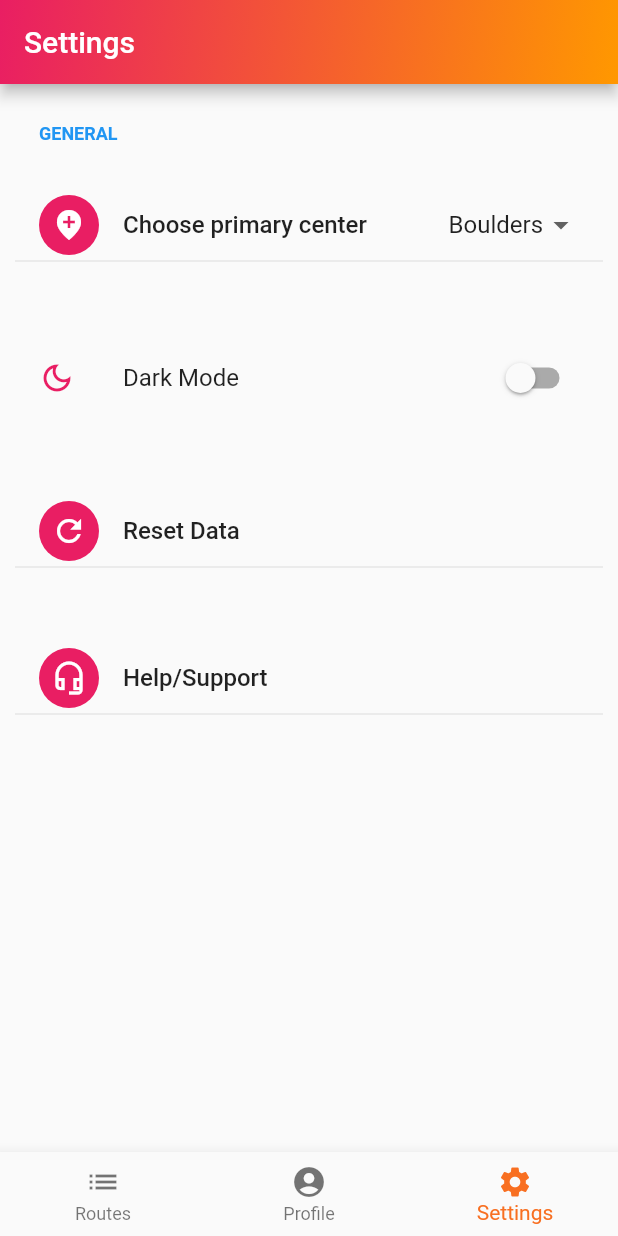
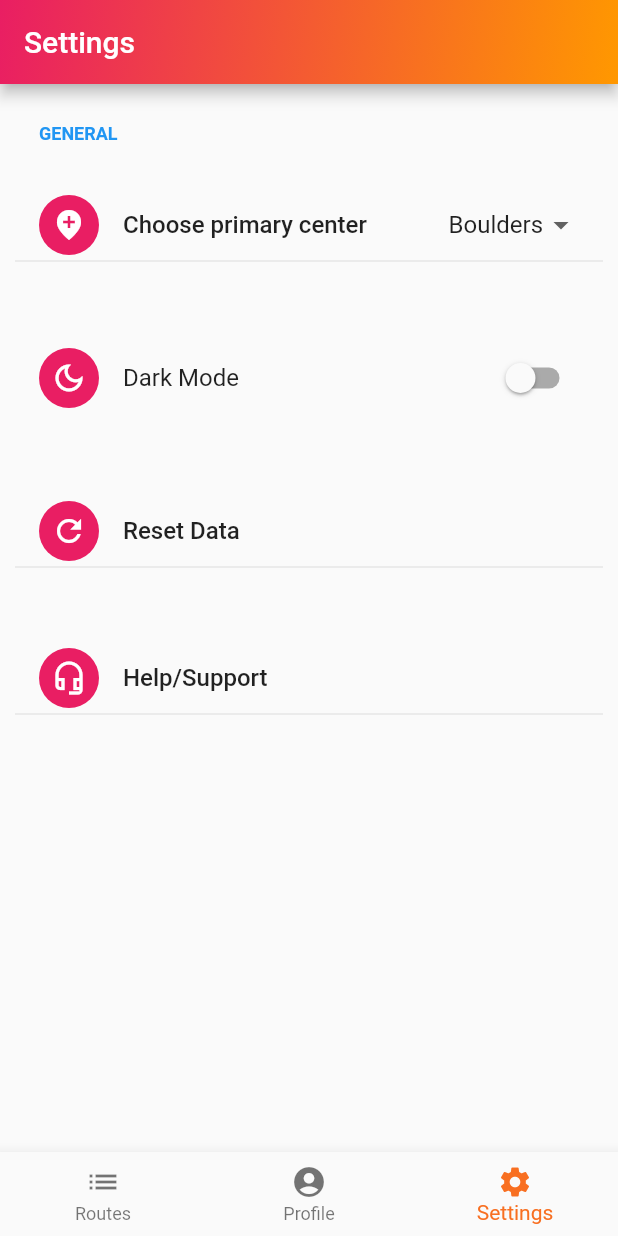
Before and after one commit to Skysub/climb.it, a Flutter app: the screen it shows after launch, item 3 of the bottom bar chosen, on a phone screen of 412 x 824 dp. Run offline on Flutter 3.47's test engine with Material 2 defaults, Android fonts, the phone set to English and light mode, and no system bars; drawn by our look-alikes of flutter_settings_screens; our stand-ins replace cached_network_image, firebase_core, firebase_database, fl_chart, flutter_phoenix, geolocator and 2 more; missing offline and left inert: customizable_counter; accounts and stored records are empty.

Commit message:
changed icon
changed the icon on the setting: "Dark Mode"

```diff
--- a/lib/settings/settings_page.dart
+++ b/lib/settings/settings_page.dart
@@ -82,7 +82,8 @@ class _SettingsPageState extends State<SettingsPage> {
       value: isDarkMode!,
       onChanged: (value) => toggleDarkMode(value),
       title: const Text('Dark Mode'),
-      secondary: const Icon(Icons.dark_mode_outlined, color: Colors.pink),
+      secondary:
+          const IconWidget(icon: Icons.dark_mode_outlined, color: Colors.pink),
     );
   }
 
@@ -106,13 +107,15 @@ class _SettingsPageState extends State<SettingsPage> {
           actions: [
             TextButton(
               onPressed: () {
-              Navigator.of(context).pop(false); // close the dialog 'false' (close)
+                Navigator.of(context)
+                    .pop(false); // close the dialog 'false' (close)
               },
               child: const Text('Close'),
             ),
             TextButton(
               onPressed: () {
-              Navigator.of(context).pop(true); // close the dialog 'true' (accept)
+                Navigator.of(context)
+                    .pop(true); // close the dialog 'true' (accept)
               },
               child: const Text('Accept'),
             ),
@@ -120,7 +123,6 @@ class _SettingsPageState extends State<SettingsPage> {
         );
       },
     );
-
     if (resetConfirmed == true) {
       resetData();
     }
@@ -132,6 +134,7 @@ void resetData() async {
     // ignore: use_build_context_synchronously
     Phoenix.rebirth(context);
   }
+
   Widget buildHelpAndSupport() => SimpleSettingsTile(
         title: 'Help/Support',
         subtitle: '',
```
Lines whose indentation alone changed are shown as unchanged.
